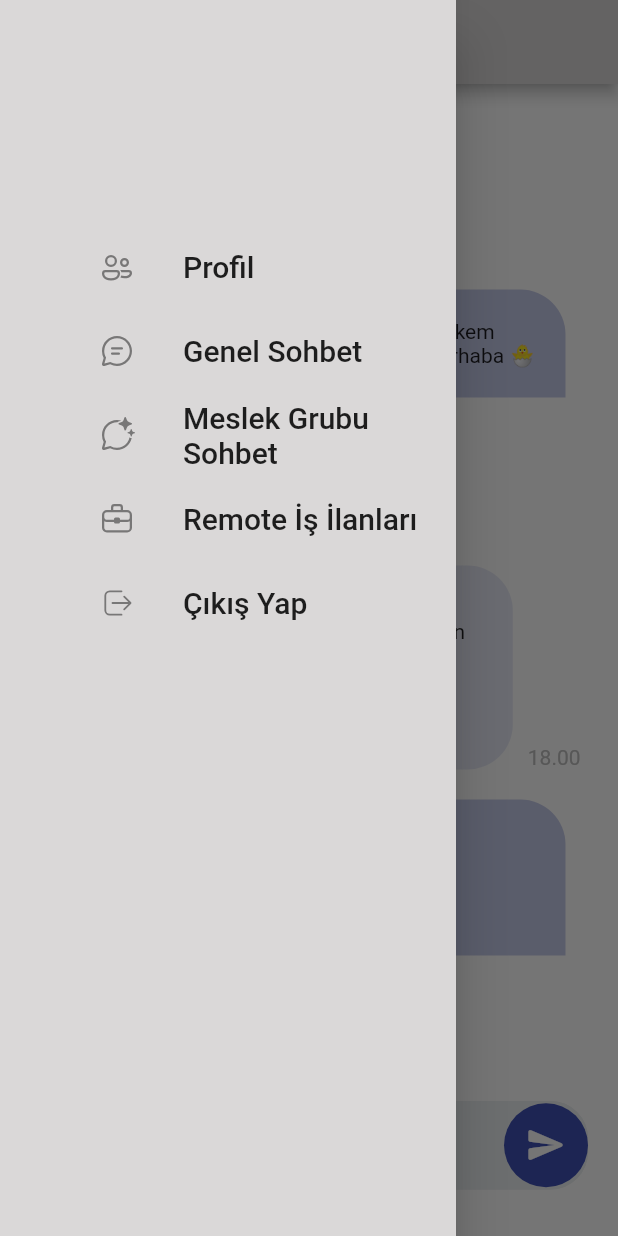
After one commit to uurhub/WisePath, a Flutter app: the PrivateMessagePage screen opened by its route, with the side drawer open, on a phone screen of 412 x 824 dp. The commit adds this screen. Run offline on Flutter 3.47's test engine with Material 2 defaults, Android fonts, the phone set to English and light mode, and no system bars; our stand-ins replace cloud_firestore, country_picker, firebase_auth, firebase_core, fluentui_system_icons, font_awesome_flutter and 5 more; missing offline and left inert: flutter_email_sender; accounts and stored records are empty; network calls fail.

Commit message:
Meslek grupları sayfası eklendi

```diff
--- a/lib/main.dart
+++ b/lib/main.dart
@@ -1,3 +1,4 @@
+import 'package:f_8_bootcamp/pages/main_pages/private_chat_side/private_chat_page.dart';
 import 'package:f_8_bootcamp/pages/side_pages/email_screen.dart';
 import 'package:f_8_bootcamp/pages/side_pages/faq_page.dart';
 import 'package:f_8_bootcamp/pages/side_pages/forgotpassword_page.dart';
@@ -51,6 +52,7 @@ class MyApp extends StatelessWidget {
         "/forgotPasswordPage":(context) => ForgotPasswordPage(),
         "/faqPage":(context) => FaqPage(),
         "/emailSendPage":(context) => EmailSendPage(),
+        "/privateGroupPage":(context) => PrivateMessagePage()
       },
     home: OnBoardingScreen()
     ),
--- a/lib/pages/main_pages/general_chat_side/general_chat_page.dart
+++ b/lib/pages/main_pages/general_chat_side/general_chat_page.dart
@@ -79,7 +79,7 @@ class _GeneralChatPageState extends State<GeneralChatPage> {
           ),
         ],
       ),
-      drawer: Drawer(
+            drawer: Drawer(
         backgroundColor: Color(0xffDAD8D8),
         child: ListView(
           children: <Widget>[
@@ -110,6 +110,21 @@ class _GeneralChatPageState extends State<GeneralChatPage> {
                 ),
                 onTap: () {
                   Navigator.pushNamed(context, "/generalChatPage");
+                },
+              ),
+            ),
+            Padding(
+              padding: EdgeInsets.only(left: 50),
+              child: ListTile(
+                leading: Icon(FluentIcons.chat_sparkle_16_regular),
+                title: const Text(
+                  "Meslek Grubu Sohbet",
+                  style: TextStyle(
+                    fontSize: 20,
+                  ),
+                ),
+                onTap: () {
+                  Navigator.pushNamed(context, "/privateGroupPage");
                 },
               ),
             ),
--- /dev/null
+++ b/lib/pages/main_pages/private_chat_side/private_chat_page.dart
@@ -0,0 +1,283 @@
+import 'package:firebase_auth/firebase_auth.dart';
+import 'package:fluentui_system_icons/fluentui_system_icons.dart';
+import 'package:flutter/material.dart';
+
+
+class PrivateMessagePage extends StatefulWidget {
+  @override
+  _ChatPageState createState() => _ChatPageState();
+}
+
+class _ChatPageState extends State<PrivateMessagePage> {
+  @override
+  Widget build(BuildContext context) {
+    return Scaffold(
+      appBar: AppBar(
+        leading: Builder(
+      builder: (context) => IconButton(
+        icon: Image.asset('assets/icons/menu.png'),
+        onPressed: () {
+          Scaffold.of(context).openDrawer();
+        },
+      ),
+    ),
+        backgroundColor: Color(0xffDAD8D8)  ,
+        title: Center(child: Text("Doktorlar",style: TextStyle(color: Color(0xff3D3F54),fontSize: 25,),)),
+      ),
+      body: SafeArea(
+        child: Stack(
+          children: [
+            Column(
+              children: [
+                  _bodyChat(),
+                SizedBox(
+                  height: 120,
+                )
+              ],
+            ),
+            _formChat(),
+          ],
+        ),
+      ),
+      drawer: Drawer(
+        backgroundColor: Color(0xffDAD8D8),
+        child: ListView(
+          children: <Widget>[
+            Padding(
+              padding: EdgeInsets.only(top: 150, left: 50),
+              child: ListTile(
+                leading: Icon(FluentIcons.people_16_regular),
+                title: const Text(
+                  "Profil",
+                  style: TextStyle(
+                    fontSize: 20,
+                  ),
+                ),
+                onTap: () {
+                  Navigator.pushNamed(context, "/userprofilePage");
+                },
+              ),
+            ),
+            Padding(
+              padding: EdgeInsets.only(left: 50),
+              child: ListTile(
+                leading: Icon(FluentIcons.chat_16_regular),
+                title: const Text(
+                  "Genel Sohbet",
+                  style: TextStyle(
+                    fontSize: 20,
+                  ),
+                ),
+                onTap: () {
+                  Navigator.pushNamed(context, "/generalChatPage");
+                },
+              ),
+            ),
+            Padding(
+              padding: EdgeInsets.only(left: 50),
+              child: ListTile(
+                leading: Icon(FluentIcons.chat_sparkle_16_regular),
+                title: const Text(
+                  "Meslek Grubu Sohbet",
+                  style: TextStyle(
+                    fontSize: 20,
+                  ),
+                ),
+                onTap: () {
+                  Navigator.pushNamed(context, "/generalChatPage");
+                },
+              ),
+            ),
+            Padding(
+              padding: EdgeInsets.only(left: 50),
+              child: ListTile(
+                leading: Icon(FluentIcons.briefcase_16_regular),
+                title: const Text(
+                  "Remote İş İlanları",
+                  style: TextStyle(
+                    fontSize: 20,
+                  ),
+                ),
+                onTap: () {
+                  Navigator.pushNamed(context, "/findJobsPage");
+                },
+              ),
+            ),
+            Padding(
+              padding: EdgeInsets.only(left: 50),
+              child: ListTile(
+                leading: Icon(FluentIcons.arrow_exit_20_regular),
+                title: const Text(
+                  "Çıkış Yap",
+                  style: TextStyle(
+                    fontSize: 20,
+                  ),
+                ),
+                onTap: () async {
+                  CircularProgressIndicator();
+                  await FirebaseAuth.instance.signOut();
+                  Navigator.pushNamed(context, "/loginPage");
+                },
+              ),
+            )
+          ],
+        ),
+      ),
+    );
+  }
+
+  Widget _bodyChat() {
+    return Expanded(
+      child: Container(
+        padding: EdgeInsets.only(left: 25, right: 25, top: 25),
+        width: double.infinity,
+        decoration: BoxDecoration(
+
+          color: Colors.white,
+        ),
+        child: ListView(
+          physics: BouncingScrollPhysics(),
+          children: [
+            _itemChat(
+              chat: 1,
+              message:
+              'Ali\nMerhaba',
+              time: '18.00',
+            ),
+            _itemChat(
+              chat: 0,
+              message: 'Görkem\nmerhaba 🐣',
+              time: '18.00',
+            ),
+              _itemChat(
+              chat: 1,
+              message: 'İrem\nmerhaba hoş geldin Ali',
+              time: '18.00',
+            ),
+            _itemChat(
+              chat: 1,
+              message: "Ali\nBir hasta, migren ataklarını yönetmek için triptan ilaçları kullanıyor, ancak hamile olduğunu öğrendi. Hamilelik sırasında migren tedavisi için hangi ilaçları önerirsiniz?",
+              time: '18.00',
+            ),
+            _itemChat(
+              chat: 0,
+              message:
+              "Görkem \nHamilelik sırasında triptan ilaçları yerine parasetamol kullanımını ve yatıştırıcıları düşünebilirsin",
+              time: '18.03',
+            ),
+            _itemChat(
+              chat: 1,
+              message:
+              "İrem\nEvet, Görkem'e katılıyorum.",
+              time: '18.05',
+            ),
+            _itemChat(
+              chat: 1,
+              message: 'Ali\nTeşekkürler arkadaşlar kolay gelsin, iyi çalışmalar',
+              time: '18.05',
+            ),
+          ],
+        ),
+      ),
+    );
+  }
+
+  _itemChat({required int chat, message, time}) {
+    return Row(
+      mainAxisAlignment:
+      chat == 0 ? MainAxisAlignment.end : MainAxisAlignment.start,
+      crossAxisAlignment: CrossAxisAlignment.end,
+      children: [
+        Flexible(
+          child: Container(
+            margin: EdgeInsets.only(left: 10, right: 10, top: 20),
+            padding: EdgeInsets.all(20),
+            decoration: BoxDecoration(
+              color: chat == 0 ? Colors.indigo.shade100 : Colors.indigo.shade50,
+              borderRadius: chat == 0
+                  ? BorderRadius.only(
+                topLeft: Radius.circular(30),
+                topRight: Radius.circular(30),
+                bottomLeft: Radius.circular(30),
+              )
+                  : BorderRadius.only(
+                topLeft: Radius.circular(30),
+                topRight: Radius.circular(30),
+                bottomRight: Radius.circular(30),
+              ),
+            ),
+            child: Text('$message'),
+          ),
+        ),
+        chat == 1
+            ? Text(
+          '$time',
+          style: TextStyle(color: Colors.grey.shade400),
+        )
+            : SizedBox(),
+      ],
+    );
+  }
+
+  Widget _formChat() {
+    return Positioned(
+      child: Align(
+        alignment: Alignment.bottomCenter,
+        child: Container(
+          height: 120,
+          padding: EdgeInsets.symmetric(vertical: 30, horizontal: 20),
+          color: Colors.white,
+          child: TextField(
+            decoration: InputDecoration(
+              hintText: 'Type your message...',
+              suffixIcon: Container(
+                decoration: BoxDecoration(
+                    borderRadius: BorderRadius.circular(50),
+                    color: Colors.indigo),
+                padding: EdgeInsets.all(14),
+                child: Icon(
+                  Icons.send_rounded,
+                  color: Colors.white,
+                  size: 28,
+                ),
+              ),
+              filled: true,
+              fillColor: Colors.blueGrey[50],
+              labelStyle: TextStyle(fontSize: 12),
+              contentPadding: EdgeInsets.all(20),
+              enabledBorder: OutlineInputBorder(
+                borderSide: BorderSide(color:Colors.blueGrey[50]!),
+                borderRadius: BorderRadius.circular(25),
+              ),
+              focusedBorder: OutlineInputBorder(
+                borderSide: BorderSide(color: Colors.blueGrey[50]!),
+                borderRadius: BorderRadius.circular(25),
+              ),
+            ),
+          ),
+        ),
+      ),
+    );
+  }
+}
+
+class Avatar extends StatelessWidget {
+  final double size;
+  final image;
+  final EdgeInsets margin;
+  Avatar({this.image, this.size = 50, this.margin = const EdgeInsets.all(0)});
+  @override
+  Widget build(BuildContext context) {
+    return Padding(
+      padding: margin,
+      child: Container(
+        width: size,
+        height: size,
+        decoration: new BoxDecoration(
+          shape: BoxShape.circle,
+          image: new DecorationImage(
+            image: AssetImage(image),
+          ),
+        ),
+    ),);}
+}
--- a/lib/pages/main_pages/user_profile_page.dart
+++ b/lib/pages/main_pages/user_profile_page.dart
@@ -362,7 +362,7 @@ class _UserProfileScreenState extends State<UserProfileScreen> {
           ),
         ),
       ),
-      drawer: Drawer(
+            drawer: Drawer(
         backgroundColor: Color(0xffDAD8D8),
         child: ListView(
           children: <Widget>[
@@ -393,6 +393,21 @@ class _UserProfileScreenState extends State<UserProfileScreen> {
                 ),
                 onTap: () {
                   Navigator.pushNamed(context, "/generalChatPage");
+                },
+              ),
+            ),
+            Padding(
+              padding: EdgeInsets.only(left: 50),
+              child: ListTile(
+                leading: Icon(FluentIcons.chat_sparkle_16_regular),
+                title: const Text(
+                  "Meslek Grubu Sohbet",
+                  style: TextStyle(
+                    fontSize: 20,
+                  ),
+                ),
+                onTap: () {
+                  Navigator.pushNamed(context, "/privateGroupPage");
                 },
               ),
             ),
--- a/lib/pages/side_pages/email_screen.dart
+++ b/lib/pages/side_pages/email_screen.dart
@@ -34,6 +34,8 @@ class _EmailSendPageState extends State<EmailSendPage> {
           child: Column(
             mainAxisAlignment: MainAxisAlignment.center,
             children: [
+              Text("Bize mail göndererek ulaşabilirsiniz",style: TextStyle(fontSize: 20),),
+              SizedBox(height: 50,),
               TextFormField(
                 readOnly: true,
                 controller: email,
--- a/lib/pages/side_pages/find_jobs.dart
+++ b/lib/pages/side_pages/find_jobs.dart
@@ -97,7 +97,7 @@
           ),
         ],
       ),
-drawer: Drawer(
+      drawer: Drawer(
         backgroundColor: Color(0xffDAD8D8),
         child: ListView(
           children: <Widget>[
@@ -128,6 +128,21 @@
                 ),
                 onTap: () {
                   Navigator.pushNamed(context, "/generalChatPage");
+                },
+              ),
+            ),
+            Padding(
+              padding: EdgeInsets.only(left: 50),
+              child: ListTile(
+                leading: Icon(FluentIcons.chat_sparkle_16_regular),
+                title: const Text(
+                  "Meslek Grubu Sohbet",
+                  style: TextStyle(
+                    fontSize: 20,
+                  ),
+                ),
+                onTap: () {
+                  Navigator.pushNamed(context, "/privateGroupPage");
                 },
               ),
             ),
```
